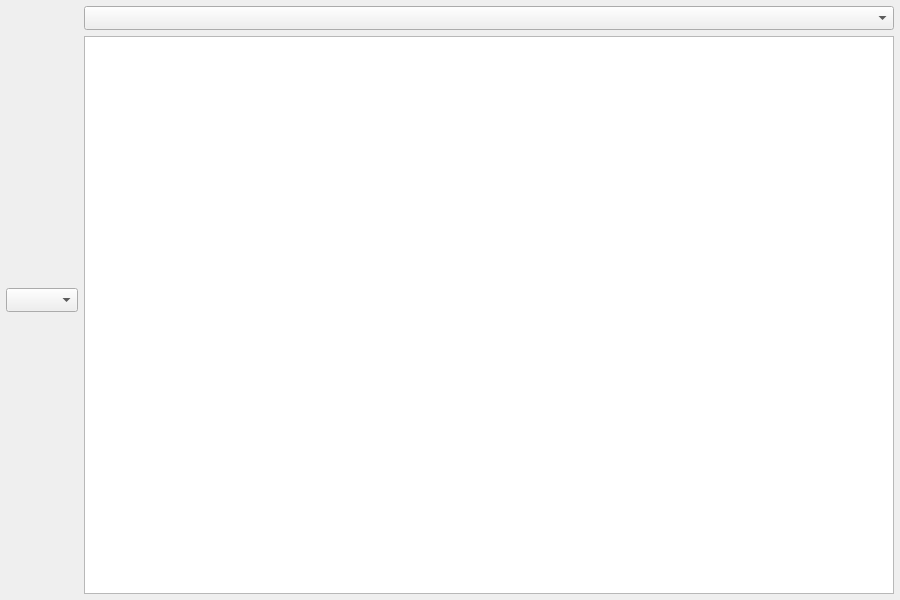
This is GUI/mainwindow.ui in Artikash/Textractor as Qt 5 draws it before an edit. The edited form follows.
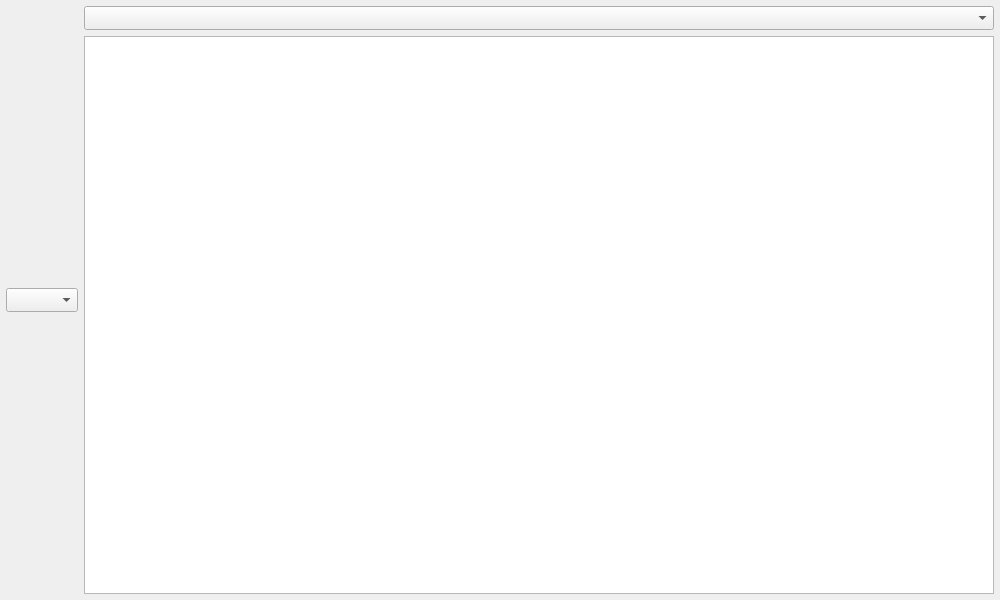
This is the edited form.

Commit message: more reliable default font and only load window position if on screen

Diff of the .ui file:
```diff
--- a/GUI/mainwindow.ui
+++ b/GUI/mainwindow.ui
@@ -6,7 +6,7 @@
    <rect>
     <x>0</x>
     <y>0</y>
-    <width>900</width>
+    <width>1000</width>
     <height>600</height>
    </rect>
   </property>
@@ -77,8 +77,8 @@
        <widget class="QPlainTextEdit" name="textOutput">
         <property name="font">
          <font>
-          <family>Meiryo</family>
-          <pointsize>12</pointsize>
+          <family>Meiryo UI</family>
+          <pointsize>13</pointsize>
          </font>
         </property>
         <property name="contextMenuPolicy">
```
The commit also changes 1 other file.
